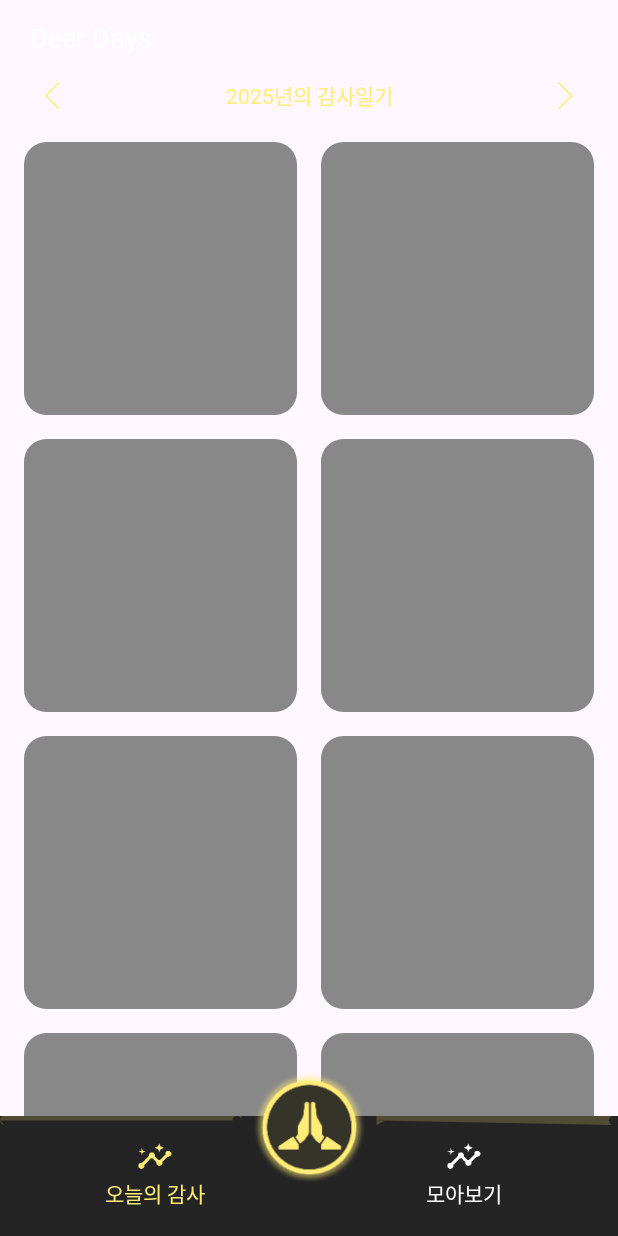
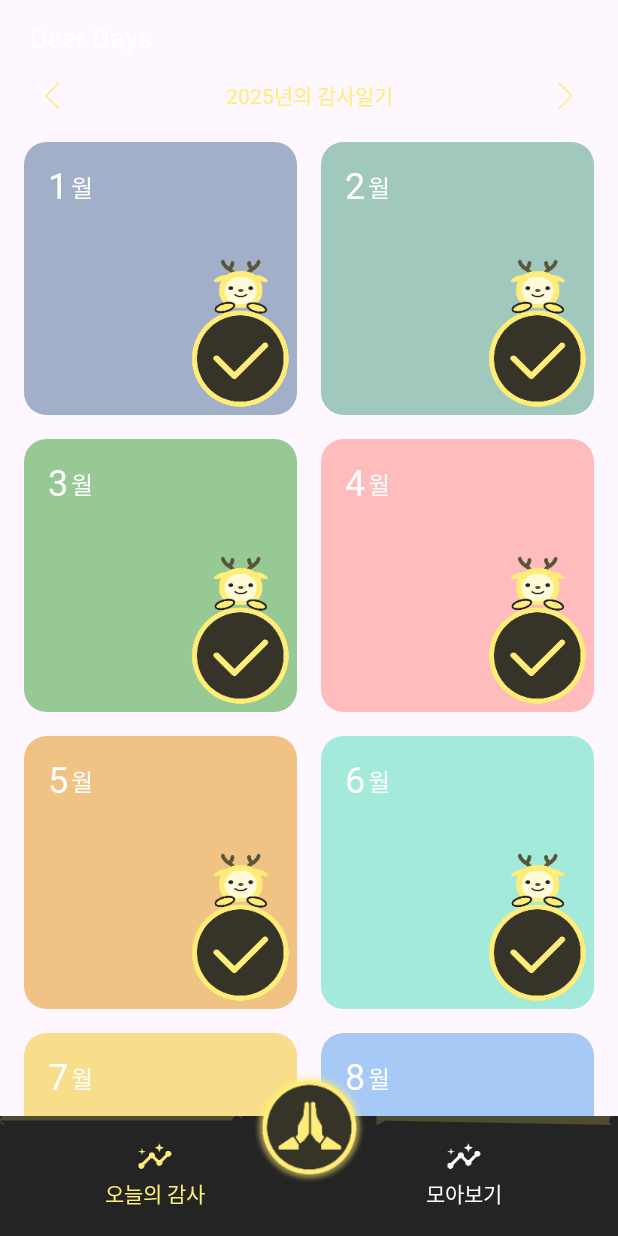
Before and after one commit to c004245/gratitude-journal, an Android app built with Jetpack Compose: the TotalScreen screen opened through its navigation route, on a phone screen of 412 x 824 dp. Run offline under Robolectric (Android 15) with nearby library versions, the phone set to English and light mode, and no system bars; our stand-ins replace Dagger/Hilt's generated code, accompanist; Roboto replaces fonts that are not available here; 1 statement that could not run was skipped.

Commit message:
chore: total monthly card

```diff
--- a/app/src/main/java/kr/co/hyunwook/gratitude_journal/feature/total/TotalScreen.kt
+++ b/app/src/main/java/kr/co/hyunwook/gratitude_journal/feature/total/TotalScreen.kt
@@ -2,6 +2,18 @@ package kr.co.hyunwook.gratitude_journal.feature.total
 
 import kr.co.hyunwook.gratitude_journal.R
 import kr.co.hyunwook.gratitude_journal.ui.theme.GratitudeTheme
+import kr.co.hyunwook.gratitude_journal.ui.theme.blue8A
+import kr.co.hyunwook.gratitude_journal.ui.theme.blueA3
+import kr.co.hyunwook.gratitude_journal.ui.theme.blueA7
+import kr.co.hyunwook.gratitude_journal.ui.theme.grayBB
+import kr.co.hyunwook.gratitude_journal.ui.theme.green97
+import kr.co.hyunwook.gratitude_journal.ui.theme.greenA1
+import kr.co.hyunwook.gratitude_journal.ui.theme.orangeEE
+import kr.co.hyunwook.gratitude_journal.ui.theme.orangeF0
+import kr.co.hyunwook.gratitude_journal.ui.theme.pinkFF
+import kr.co.hyunwook.gratitude_journal.ui.theme.purpleA1
+import kr.co.hyunwook.gratitude_journal.ui.theme.redDD
+import kr.co.hyunwook.gratitude_journal.ui.theme.yellowF8
 import kr.co.hyunwook.gratitude_journal.ui.theme.yellowFF
 import java.util.Calendar.YEAR
 import java.util.Calendar.getInstance
@@ -13,12 +25,15 @@ import androidx.compose.foundation.layout.Box
 import androidx.compose.foundation.layout.Column
 import androidx.compose.foundation.layout.PaddingValues
 import androidx.compose.foundation.layout.Row
+import androidx.compose.foundation.layout.Spacer
 import androidx.compose.foundation.layout.aspectRatio
 import androidx.compose.foundation.layout.fillMaxSize
 import androidx.compose.foundation.layout.fillMaxWidth
 import androidx.compose.foundation.layout.padding
+import androidx.compose.foundation.layout.width
 import androidx.compose.foundation.lazy.grid.GridCells
 import androidx.compose.foundation.lazy.grid.LazyVerticalGrid
+import androidx.compose.foundation.lazy.grid.items
 import androidx.compose.foundation.shape.RoundedCornerShape
 import androidx.compose.material3.Text
 import androidx.compose.runtime.Composable
@@ -129,26 +144,70 @@ fun TotalMonthly(
 
 @Composable
 fun TotalGridView() {
-    val itemCount = 12
-
+    val monthlyItems = listOf(
+        TotalGridItem(1, purpleA1, R.drawable.ic_done_gratitude),
+        TotalGridItem(2, greenA1, R.drawable.ic_done_gratitude),
+        TotalGridItem(3, green97, R.drawable.ic_done_gratitude),
+        TotalGridItem(4, pinkFF, R.drawable.ic_done_gratitude),
+        TotalGridItem(5, orangeF0, R.drawable.ic_done_gratitude),
+        TotalGridItem(6, blueA3, R.drawable.ic_done_gratitude),
+        TotalGridItem(7, yellowF8, R.drawable.ic_done_gratitude),
+        TotalGridItem(8, blueA7, R.drawable.ic_done_gratitude),
+        TotalGridItem(9, blue8A, R.drawable.ic_done_gratitude),
+        TotalGridItem(10, orangeEE, R.drawable.ic_done_gratitude),
+        TotalGridItem(11, grayBB, R.drawable.ic_done_gratitude),
+        TotalGridItem(12, redDD, R.drawable.ic_done_gratitude),
+    )
     LazyVerticalGrid(
         columns = GridCells.Fixed(2),
         contentPadding = PaddingValues(16.dp),
         horizontalArrangement = Arrangement.spacedBy(16.dp),
         verticalArrangement = Arrangement.spacedBy(16.dp)
     ) {
-        items(itemCount) { index ->
+        items(monthlyItems) { item ->
             Box(
                 modifier = Modifier.aspectRatio(1f).clip(RoundedCornerShape(15.dp))
-                    .background(Color.Gray)
+                    .background(item.backgroundColor)
                     .clickable {
 
                     },
                 contentAlignment = Alignment.Center
             ) {
+                Box(
+                    modifier = Modifier.align(Alignment.TopStart)
+                        .padding(16.dp)
+                ) {
+                    Row(
+                        verticalAlignment = Alignment.CenterVertically
+                    ) {
+                        Text(
+                            text = item.month.toString(),
+                            style = GratitudeTheme.typography.regular,
+                            fontSize = 24.sp,
+                            color = Color.White
+                        )
+                        Spacer(Modifier.width(2.dp))
+                        Text(
+                            text = "월",
+                            style = GratitudeTheme.typography.regular,
+                            fontSize = 16.sp,
+                            color = Color.White
+                        )
+                    }
+                }
+                Box(
+                    modifier = Modifier.align(Alignment.BottomEnd)
+                        .padding(0.dp)
+                ) {
+                    Image(
+                        painter = painterResource(item.backgroundIcon),
+                        contentDescription = null
 
+                    )
+                }
             }
         }
     }
+}
 
-}
+data class TotalGridItem(val month: Int, val backgroundColor: Color, val backgroundIcon: Int)
--- a/app/src/main/java/kr/co/hyunwook/gratitude_journal/ui/theme/Color.kt
+++ b/app/src/main/java/kr/co/hyunwook/gratitude_journal/ui/theme/Color.kt
@@ -13,3 +13,16 @@ val Pink40 = Color(0xFF7D5260)
 val black24 = Color(0xFF242424)
 val yellowFF = Color(0xFFFFED77)
 val yellowFFOpacity30 = Color(0x4CFFED77)
+
+val purpleA1 = Color(0xFFA1B0C8)
+val greenA1 = Color(0xFFA1C8BD)
+val green97 = Color(0xFF97C995)
+val pinkFF = Color(0xFFFFBCBC)
+val orangeF0 = Color(0xFFF0C385)
+val blueA3 = Color(0xFFA3EADA)
+val yellowF8 = Color(0xFFF8DD8A)
+val blueA7 = Color(0xFFA7C9F6)
+val blue8A = Color(0xFF8AE4EE)
+val orangeEE = Color(0xFFEEA385)
+val grayBB = Color(0xFFBBB6AE)
+val redDD = Color(0xFFDD8D8F)
```
